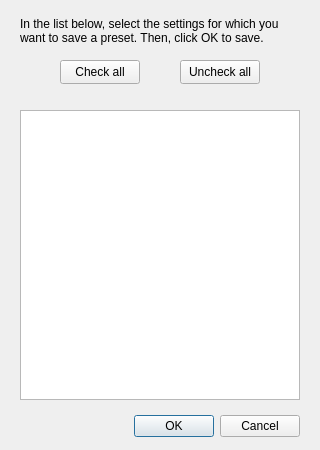
The window that savepresetdialog.ui (SpeedyCodes/RenderBender) describes before a commit, drawn with Qt 5.
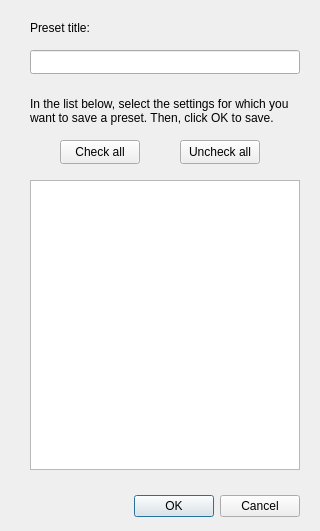
The same window after the commit.

What changed in the file:
```diff
--- a/savepresetdialog.ui
+++ b/savepresetdialog.ui
@@ -23,7 +23,7 @@
     <x>0</x>
     <y>0</y>
     <width>320</width>
-    <height>450</height>
+    <height>531</height>
    </rect>
   </property>
   <property name="windowTitle">
@@ -33,7 +33,7 @@
    <property name="geometry">
     <rect>
      <x>20</x>
-     <y>410</y>
+     <y>490</y>
      <width>280</width>
      <height>32</height>
     </rect>
@@ -48,9 +48,9 @@
   <widget class="QListWidget" name="settingList">
    <property name="geometry">
     <rect>
-     <x>20</x>
-     <y>110</y>
-     <width>280</width>
+     <x>30</x>
+     <y>180</y>
+     <width>270</width>
      <height>290</height>
     </rect>
    </property>
@@ -58,8 +58,8 @@
   <widget class="QLabel" name="label">
    <property name="geometry">
     <rect>
-     <x>20</x>
-     <y>10</y>
+     <x>30</x>
+     <y>90</y>
      <width>280</width>
      <height>41</height>
     </rect>
@@ -75,7 +75,7 @@
    <property name="geometry">
     <rect>
      <x>60</x>
-     <y>60</y>
+     <y>140</y>
      <width>80</width>
      <height>24</height>
     </rect>
@@ -88,7 +88,7 @@
    <property name="geometry">
     <rect>
      <x>180</x>
-     <y>60</y>
+     <y>140</y>
      <width>80</width>
      <height>24</height>
     </rect>
@@ -97,6 +97,29 @@
     <string>Uncheck all</string>
    </property>
   </widget>
+  <widget class="QLineEdit" name="titleInput">
+   <property name="geometry">
+    <rect>
+     <x>30</x>
+     <y>50</y>
+     <width>270</width>
+     <height>24</height>
+    </rect>
+   </property>
+  </widget>
+  <widget class="QLabel" name="label_2">
+   <property name="geometry">
+    <rect>
+     <x>30</x>
+     <y>20</y>
+     <width>61</width>
+     <height>16</height>
+    </rect>
+   </property>
+   <property name="text">
+    <string>Preset title:</string>
+   </property>
+  </widget>
  </widget>
  <resources/>
  <connections>
```
